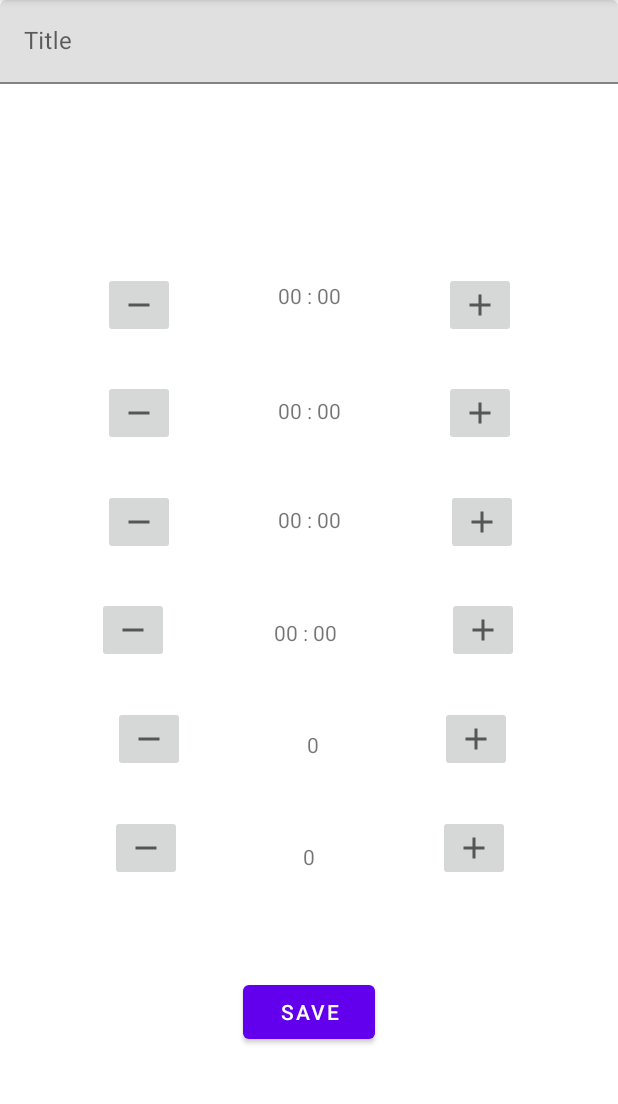
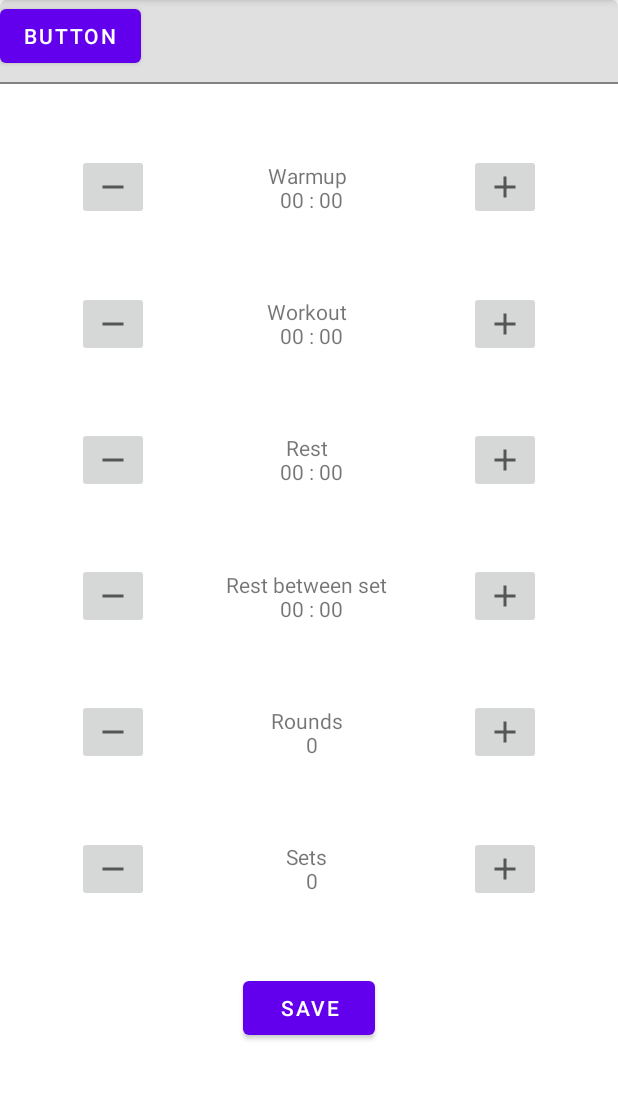
Before and after one commit to Anthony-Guillaume/Chronos, an Android app: the TrainingSettingFragment screen opened through its navigation route, on a phone screen of 412 x 824 dp, the part 84-1188 px from its top. Run offline under Robolectric (Android 15) with nearby library versions, the phone set to English and light mode, and no system bars.

Commit message:
Ajout de flow dans fragment_training_setting

```diff
--- a/app/src/main/AndroidManifest.xml
+++ b/app/src/main/AndroidManifest.xml
@@ -8,6 +8,7 @@
         android:label="@string/app_name"
         android:roundIcon="@mipmap/ic_launcher_round"
         android:supportsRtl="true"
+        android:screenOrientation="portrait"
         android:theme="@style/Theme.Chronos">
         <activity android:name=".views.MainActivity">
             <intent-filter>
--- a/app/src/main/java/com/example/chronos/views/fragments/TrainingSettingFragment.kt
+++ b/app/src/main/java/com/example/chronos/views/fragments/TrainingSettingFragment.kt
@@ -3,6 +3,7 @@ package com.example.chronos.views.fragments
 import android.os.Bundle
 import android.text.Editable
 import android.text.TextWatcher
+import android.view.Gravity
 import android.view.View
 import androidx.fragment.app.Fragment
 import androidx.fragment.app.viewModels
@@ -42,12 +43,19 @@ class TrainingSettingFragment : Fragment(R.layout.fragment_training_setting)
     private fun observeViewModel()
     {
         viewModel.circuit.observe(viewLifecycleOwner) {
-            binding.textViewRoundNumber.text = it.exercise.numberOfRound.toString()
-            binding.textViewSetNumber.text = it.numberOfSet.toString()
-            binding.textViewWarmup.text = DurationHelper.format(it.warmup)
-            binding.textViewExerciceRest.text = DurationHelper.format(it.exercise.rest)
-            binding.textViewSetRest.text = DurationHelper.format(it.restBetweenSet)
-            binding.textViewWorkout.text = DurationHelper.format(it.exercise.workout)
+            binding.textViewRoundNumber.text = getString(R.string.number_of_round_text_view, it.exercise.numberOfRound)
+            binding.textViewSetNumber.text = getString(R.string.number_of_set_text_view, it.numberOfSet)
+            binding.textViewWarmup.text = getString(R.string.warmup_text_view, DurationHelper.format(it.warmup))
+            binding.textViewWorkout.text = getString(R.string.workout_text_view, DurationHelper.format(it.exercise.workout))
+            binding.textViewExerciceRest.text = getString(R.string.exercise_rest_text_view, DurationHelper.format(it.exercise.rest))
+            binding.textViewSetRest.text = getString(R.string.rest_between_set_text_view, DurationHelper.format(it.restBetweenSet))
+
+            binding.textViewRoundNumber.gravity = Gravity.CENTER
+            binding.textViewSetNumber.gravity = Gravity.CENTER
+            binding.textViewWarmup.gravity = Gravity.CENTER
+            binding.textViewWorkout.gravity = Gravity.CENTER
+            binding.textViewExerciceRest.gravity = Gravity.CENTER
+            binding.textViewSetRest.gravity = Gravity.CENTER
         }
     }
 
--- a/app/src/main/res/layout/fragment_training_setting.xml
+++ b/app/src/main/res/layout/fragment_training_setting.xml
@@ -1,6 +1,7 @@
 <?xml version="1.0" encoding="utf-8"?>
 <androidx.constraintlayout.widget.ConstraintLayout xmlns:android="http://schemas.android.com/apk/res/android"
     xmlns:app="http://schemas.android.com/apk/res-auto"
+    xmlns:tools="http://schemas.android.com/tools"
     android:layout_width="match_parent"
     android:layout_height="match_parent">
 
@@ -12,7 +13,16 @@
         app:layout_constraintBottom_toBottomOf="parent"
         app:layout_constraintEnd_toEndOf="parent"
         app:layout_constraintStart_toStartOf="parent"
-        app:layout_constraintTop_toBottomOf="@+id/text_view_set_number" />
+        app:layout_constraintTop_toTopOf="parent"
+        app:layout_constraintVertical_bias="0.9" />
+
+    <Button
+        android:id="@+id/button"
+        android:layout_width="wrap_content"
+        android:layout_height="wrap_content"
+        android:text="Button"
+        tools:layout_editor_absoluteX="49dp"
+        tools:layout_editor_absoluteY="616dp" />
 
     <com.google.android.material.textfield.TextInputLayout
         android:id="@+id/text_field_title"
@@ -35,209 +45,162 @@
         android:layout_width="wrap_content"
         android:layout_height="wrap_content"
         android:src="@drawable/ic_baseline_remove_24"
-        app:layout_constraintBottom_toBottomOf="parent"
-        app:layout_constraintEnd_toStartOf="@+id/text_view_warmup"
-        app:layout_constraintStart_toStartOf="parent"
-        app:layout_constraintTop_toTopOf="parent"
-        app:layout_constraintVertical_bias="0.25" />
+        tools:layout_editor_absoluteX="281dp"
+        tools:layout_editor_absoluteY="411dp" />
 
     <TextView
         android:id="@+id/text_view_warmup"
         android:layout_width="wrap_content"
         android:layout_height="wrap_content"
-        android:text="Warmup 00:00"
-        app:layout_constraintBottom_toBottomOf="parent"
-        app:layout_constraintEnd_toEndOf="parent"
-        app:layout_constraintStart_toStartOf="parent"
-        app:layout_constraintTop_toTopOf="parent"
-        app:layout_constraintVertical_bias="0.25" />
+        android:lines="2"
+        android:maxLines="2"
+        android:text="Warmup 00:00d"
+        tools:layout_editor_absoluteX="84dp"
+        tools:layout_editor_absoluteY="423dp" />
 
     <ImageButton
         android:id="@+id/button_warmup_plus"
         android:layout_width="wrap_content"
         android:layout_height="wrap_content"
         android:src="@drawable/ic_baseline_add_24"
-        app:layout_constraintBottom_toBottomOf="parent"
-        app:layout_constraintEnd_toEndOf="parent"
-        app:layout_constraintStart_toEndOf="@+id/text_view_warmup"
-        app:layout_constraintTop_toTopOf="parent"
-        app:layout_constraintVertical_bias="0.25" />
+        tools:layout_editor_absoluteX="96dp"
+        tools:layout_editor_absoluteY="263dp" />
 
     <ImageButton
         android:id="@+id/button_workout_minus"
         android:layout_width="wrap_content"
         android:layout_height="wrap_content"
         android:src="@drawable/ic_baseline_remove_24"
-        app:layout_constraintBottom_toBottomOf="parent"
-        app:layout_constraintEnd_toStartOf="@+id/text_view_workout"
-        app:layout_constraintStart_toStartOf="parent"
-        app:layout_constraintTop_toTopOf="parent"
-        app:layout_constraintVertical_bias="0.35000002" />
+        tools:layout_editor_absoluteX="230dp"
+        tools:layout_editor_absoluteY="220dp" />
 
     <TextView
         android:id="@+id/text_view_workout"
         android:layout_width="wrap_content"
         android:layout_height="wrap_content"
         android:text="Workout 00:00"
-        app:layout_constraintBottom_toBottomOf="parent"
-        app:layout_constraintEnd_toEndOf="parent"
-        app:layout_constraintHorizontal_bias="0.501"
-        app:layout_constraintStart_toStartOf="parent"
-        app:layout_constraintTop_toTopOf="parent"
-        app:layout_constraintVertical_bias="0.353" />
+        tools:layout_editor_absoluteX="263dp"
+        tools:layout_editor_absoluteY="306dp" />
 
     <ImageButton
         android:id="@+id/button_workout_plus"
         android:layout_width="wrap_content"
         android:layout_height="wrap_content"
         android:src="@drawable/ic_baseline_add_24"
-        app:layout_constraintBottom_toBottomOf="parent"
-        app:layout_constraintEnd_toEndOf="parent"
-        app:layout_constraintHorizontal_bias="0.504"
-        app:layout_constraintStart_toEndOf="@+id/text_view_workout"
-        app:layout_constraintTop_toTopOf="parent"
-        app:layout_constraintVertical_bias="0.35000002" />
+        tools:layout_editor_absoluteX="182dp"
+        tools:layout_editor_absoluteY="263dp" />
 
     <ImageButton
         android:id="@+id/button_exercice_rest_minus"
         android:layout_width="wrap_content"
         android:layout_height="wrap_content"
         android:src="@drawable/ic_baseline_remove_24"
-        app:layout_constraintBottom_toBottomOf="parent"
-        app:layout_constraintEnd_toStartOf="@+id/text_view_exercice_rest"
-        app:layout_constraintStart_toStartOf="parent"
-        app:layout_constraintTop_toTopOf="parent"
-        app:layout_constraintVertical_bias="0.45" />
+        tools:layout_editor_absoluteX="182dp"
+        tools:layout_editor_absoluteY="325dp" />
 
     <TextView
         android:id="@+id/text_view_exercice_rest"
         android:layout_width="wrap_content"
         android:layout_height="wrap_content"
         android:text="Exercise rest 00:00"
-        app:layout_constraintBottom_toBottomOf="parent"
-        app:layout_constraintEnd_toEndOf="parent"
-        app:layout_constraintStart_toStartOf="parent"
-        app:layout_constraintTop_toTopOf="parent"
-        app:layout_constraintVertical_bias="0.45" />
+        tools:layout_editor_absoluteX="57dp"
+        tools:layout_editor_absoluteY="306dp" />
 
     <ImageButton
         android:id="@+id/button_exercice_rest_plus"
         android:layout_width="wrap_content"
         android:layout_height="wrap_content"
         android:src="@drawable/ic_baseline_add_24"
-        app:layout_constraintBottom_toBottomOf="parent"
-        app:layout_constraintEnd_toEndOf="parent"
-        app:layout_constraintHorizontal_bias="0.51"
-        app:layout_constraintStart_toEndOf="@+id/text_view_exercice_rest"
-        app:layout_constraintTop_toTopOf="parent"
-        app:layout_constraintVertical_bias="0.45" />
+        tools:layout_editor_absoluteX="182dp"
+        tools:layout_editor_absoluteY="220dp" />
 
     <ImageButton
         android:id="@+id/button_set_rest_minus"
         android:layout_width="wrap_content"
         android:layout_height="wrap_content"
         android:src="@drawable/ic_baseline_remove_24"
-        app:layout_constraintBottom_toBottomOf="parent"
-        app:layout_constraintEnd_toStartOf="@+id/text_view_set_rest"
-        app:layout_constraintHorizontal_bias="0.478"
-        app:layout_constraintStart_toStartOf="parent"
-        app:layout_constraintTop_toTopOf="parent"
-        app:layout_constraintVertical_bias="0.55" />
+        tools:layout_editor_absoluteX="134dp"
+        tools:layout_editor_absoluteY="220dp" />
 
     <TextView
         android:id="@+id/text_view_set_rest"
         android:layout_width="wrap_content"
         android:layout_height="wrap_content"
         android:text="Set rest 00:00"
-        app:layout_constraintBottom_toBottomOf="parent"
-        app:layout_constraintEnd_toEndOf="parent"
-        app:layout_constraintHorizontal_bias="0.493"
-        app:layout_constraintStart_toStartOf="parent"
-        app:layout_constraintTop_toTopOf="parent"
-        app:layout_constraintVertical_bias="0.55" />
+        tools:layout_editor_absoluteX="176dp"
+        tools:layout_editor_absoluteY="306dp" />
 
     <ImageButton
         android:id="@+id/button_set_rest_plus"
         android:layout_width="wrap_content"
         android:layout_height="wrap_content"
         android:src="@drawable/ic_baseline_add_24"
-        app:layout_constraintBottom_toBottomOf="parent"
-        app:layout_constraintEnd_toEndOf="parent"
-        app:layout_constraintHorizontal_bias="0.525"
-        app:layout_constraintStart_toEndOf="@+id/text_view_set_rest"
-        app:layout_constraintTop_toTopOf="parent"
-        app:layout_constraintVertical_bias="0.55" />
+        tools:layout_editor_absoluteX="96dp"
+        tools:layout_editor_absoluteY="325dp" />
 
     <ImageButton
         android:id="@+id/button_round_minus"
         android:layout_width="wrap_content"
         android:layout_height="wrap_content"
         android:src="@drawable/ic_baseline_remove_24"
-        app:layout_constraintBottom_toBottomOf="parent"
-        app:layout_constraintEnd_toStartOf="@+id/text_view_round_number"
-        app:layout_constraintHorizontal_bias="0.482"
-        app:layout_constraintStart_toStartOf="parent"
-        app:layout_constraintTop_toTopOf="parent"
-        app:layout_constraintVertical_bias="0.65" />
+        tools:layout_editor_absoluteX="190dp"
+        tools:layout_editor_absoluteY="368dp" />
 
     <TextView
         android:id="@+id/text_view_round_number"
         android:layout_width="wrap_content"
         android:layout_height="wrap_content"
         android:text="Round 0"
-        app:layout_constraintBottom_toBottomOf="parent"
-        app:layout_constraintEnd_toEndOf="parent"
-        app:layout_constraintHorizontal_bias="0.506"
-        app:layout_constraintStart_toStartOf="parent"
-        app:layout_constraintTop_toTopOf="parent"
-        app:layout_constraintVertical_bias="0.65" />
+        tools:layout_editor_absoluteX="202dp"
+        tools:layout_editor_absoluteY="423dp" />
 
     <ImageButton
         android:id="@+id/button_round_plus"
         android:layout_width="wrap_content"
         android:layout_height="wrap_content"
         android:src="@drawable/ic_baseline_add_24"
-        app:layout_constraintBottom_toBottomOf="parent"
-        app:layout_constraintEnd_toEndOf="parent"
-        app:layout_constraintHorizontal_bias="0.534"
-        app:layout_constraintStart_toEndOf="@+id/text_view_round_number"
-        app:layout_constraintTop_toTopOf="parent"
-        app:layout_constraintVertical_bias="0.65" />
+        tools:layout_editor_absoluteX="269dp"
+        tools:layout_editor_absoluteY="263dp" />
 
     <ImageButton
         android:id="@+id/button_set_minus"
         android:layout_width="wrap_content"
         android:layout_height="wrap_content"
         android:src="@drawable/ic_baseline_remove_24"
-        app:layout_constraintBottom_toBottomOf="parent"
-        app:layout_constraintEnd_toStartOf="@+id/text_view_set_number"
-        app:layout_constraintHorizontal_bias="0.476"
-        app:layout_constraintStart_toStartOf="parent"
-        app:layout_constraintTop_toTopOf="parent"
-        app:layout_constraintVertical_bias="0.75" />
+        tools:layout_editor_absoluteX="269dp"
+        tools:layout_editor_absoluteY="325dp" />
 
     <TextView
         android:id="@+id/text_view_set_number"
         android:layout_width="wrap_content"
         android:layout_height="wrap_content"
         android:text="Set 0"
-        app:layout_constraintBottom_toBottomOf="parent"
-        app:layout_constraintEnd_toEndOf="parent"
-        app:layout_constraintStart_toStartOf="parent"
-        app:layout_constraintTop_toTopOf="parent"
-        app:layout_constraintVertical_bias="0.75" />
+        tools:layout_editor_absoluteX="280dp"
+        tools:layout_editor_absoluteY="380dp" />
 
     <ImageButton
         android:id="@+id/button_set_plus"
         android:layout_width="wrap_content"
         android:layout_height="wrap_content"
         android:src="@drawable/ic_baseline_add_24"
-        app:layout_constraintBottom_toBottomOf="parent"
+        tools:layout_editor_absoluteX="99dp"
+        tools:layout_editor_absoluteY="368dp" />
+
+    <androidx.constraintlayout.helper.widget.Flow
+        android:id="@+id/flow2"
+        android:layout_width="0dp"
+        android:layout_height="0dp"
+        app:constraint_referenced_ids="button_warmup_minus,text_view_warmup,button_warmup_plus,button_workout_minus,text_view_workout,button_workout_plus,button_exercice_rest_minus,text_view_exercice_rest,button_exercice_rest_plus,button_set_rest_minus,text_view_set_rest,button_set_rest_plus,button_round_minus,text_view_round_number,button_round_plus,button_set_minus,text_view_set_number,button_set_plus"
+        app:flow_firstHorizontalStyle="packed"
+        app:flow_firstVerticalStyle="packed"
+        app:flow_maxElementsWrap="3"
+        app:flow_wrapMode="aligned"
+        app:layout_constraintBottom_toTopOf="@+id/button_save"
         app:layout_constraintEnd_toEndOf="parent"
-        app:layout_constraintHorizontal_bias="0.534"
-        app:layout_constraintStart_toEndOf="@+id/text_view_set_number"
-        app:layout_constraintTop_toTopOf="parent"
-        app:layout_constraintVertical_bias="0.75" />
+        app:layout_constraintHorizontal_bias="1.0"
+        app:layout_constraintStart_toStartOf="parent"
+        app:layout_constraintTop_toBottomOf="@+id/text_field_title"
+        app:layout_constraintVertical_bias="1.0" />
 
 
 </androidx.constraintlayout.widget.ConstraintLayout>
--- a/app/src/main/res/values/strings.xml
+++ b/app/src/main/res/values/strings.xml
@@ -4,4 +4,10 @@
     <string name="training">Time to train !</string>
     <string name="training_history">My history</string>
     <string name="training_setting">Setting</string>
+    <string name="warmup_text_view">Warmup \n %1$s</string>
+    <string name="workout_text_view">Workout \n %1$s</string>
+    <string name="exercise_rest_text_view">Rest \n %1$s</string>
+    <string name="rest_between_set_text_view">Rest between set \n %1$s</string>
+    <string name="number_of_round_text_view">Rounds \n %1$d</string>
+    <string name="number_of_set_text_view">Sets \n %1$d</string>
 </resources>
```
